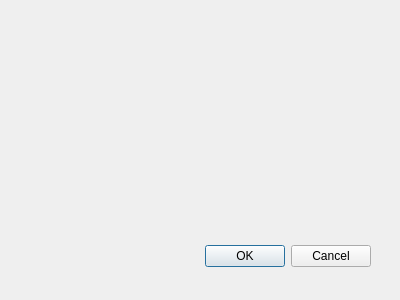
The window that ui/settingsdialog.ui (yunnsbz/File-Manager) describes before a commit, drawn with Qt 5.
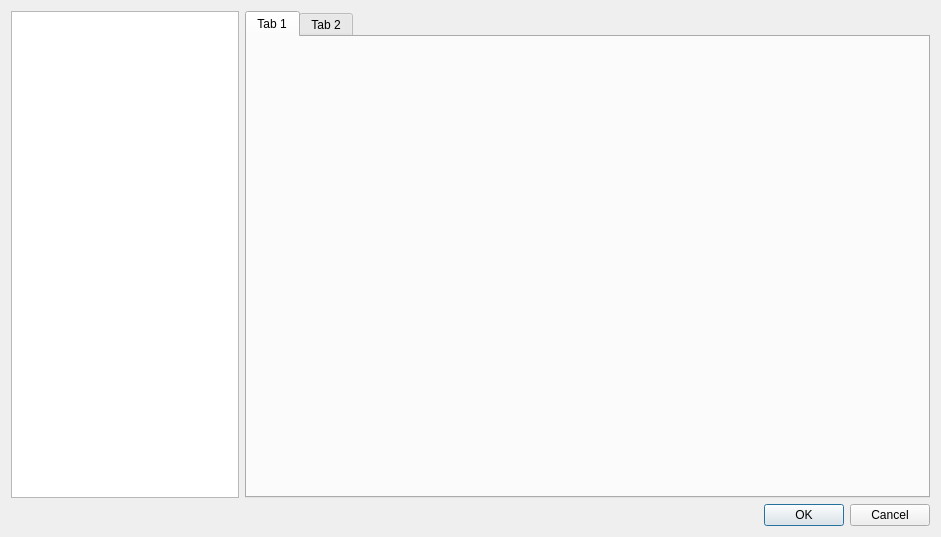
The same window after the commit.

Commit message: settings window desing update

What changed in the file:
```diff
--- a/ui/settingsdialog.ui
+++ b/ui/settingsdialog.ui
@@ -6,22 +6,51 @@
    <rect>
     <x>0</x>
     <y>0</y>
-    <width>400</width>
-    <height>300</height>
+    <width>941</width>
+    <height>537</height>
    </rect>
   </property>
   <property name="windowTitle">
    <string>Dialog</string>
   </property>
+  <layout class="QVBoxLayout" name="verticalLayout">
+   <item>
+    <widget class="QWidget" name="widget" native="true">
+     <layout class="QHBoxLayout" name="horizontalLayout" stretch="1,3">
+      <property name="leftMargin">
+       <number>0</number>
+      </property>
+      <property name="topMargin">
+       <number>0</number>
+      </property>
+      <property name="rightMargin">
+       <number>0</number>
+      </property>
+      <property name="bottomMargin">
+       <number>0</number>
+      </property>
+      <item>
+       <widget class="QTreeView" name="treeView"/>
+      </item>
+      <item>
+       <widget class="QTabWidget" name="tabWidget">
+        <widget class="QWidget" name="tab">
+         <attribute name="title">
+          <string>Tab 1</string>
+         </attribute>
+        </widget>
+        <widget class="QWidget" name="tab_2">
+         <attribute name="title">
+          <string>Tab 2</string>
+         </attribute>
+        </widget>
+       </widget>
+      </item>
+     </layout>
+    </widget>
+   </item>
+   <item>
   <widget class="QDialogButtonBox" name="buttonBox">
-   <property name="geometry">
-    <rect>
-     <x>30</x>
-     <y>240</y>
-     <width>341</width>
-     <height>32</height>
-    </rect>
-   </property>
    <property name="orientation">
     <enum>Qt::Orientation::Horizontal</enum>
    </property>
@@ -29,6 +58,8 @@
     <set>QDialogButtonBox::StandardButton::Cancel|QDialogButtonBox::StandardButton::Ok</set>
    </property>
   </widget>
+   </item>
+  </layout>
  </widget>
  <resources/>
  <connections>
```
Left out of the diff: 2 changed lines with no effect on the pictures. Lines whose indentation alone changed are shown as unchanged.
